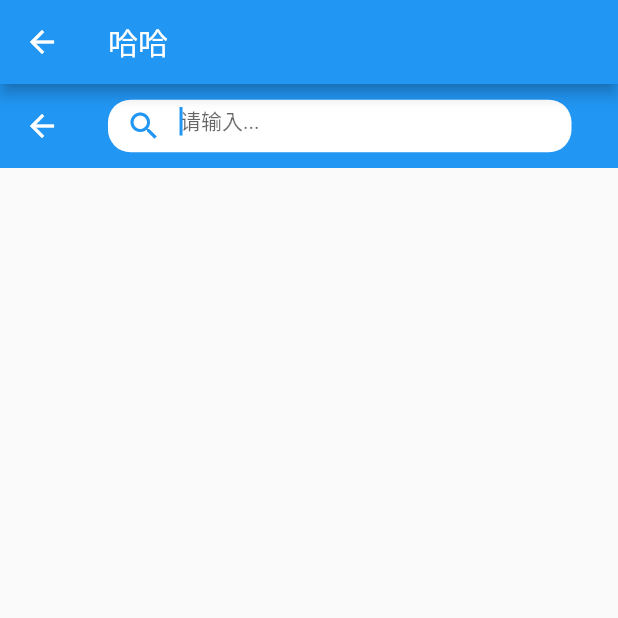
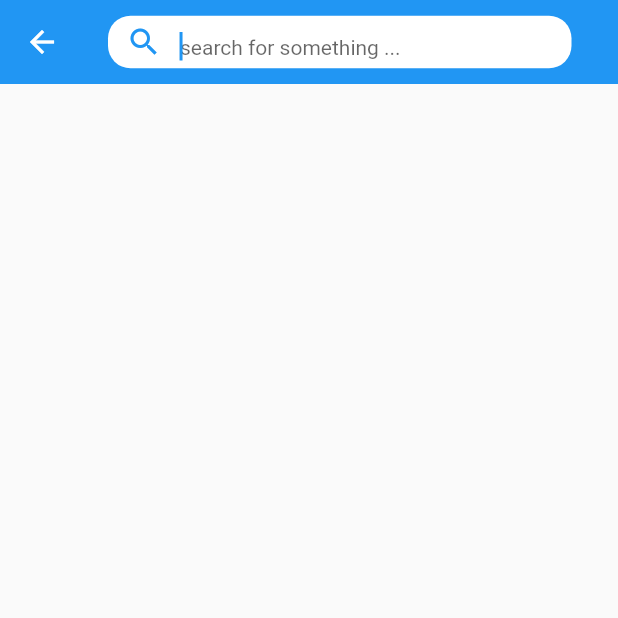
Before and after one commit to liuzhenli/cc-music, a Flutter app: the SearchPage screen opened directly, on a phone screen of 412 x 824 dp, the top half of it. Run offline on Flutter 3.47's test engine with Material 2 defaults, Android fonts, the phone set to English and light mode, and no system bars; our stand-ins replace dio, flutter_smart_dialog, flutter_svg, get, get_storage, retrofit; missing offline and left inert: flutter_toolkit_easy; accounts and stored records are empty; generated files the repository leaves out were written again.

```diff
--- a/lib/pages/search/view.dart
+++ b/lib/pages/search/view.dart
@@ -13,7 +13,6 @@ class SearchPage extends StatelessWidget {
   @override
   Widget build(BuildContext context) {
     return Scaffold(
-      appBar: AppBar(title: Text("哈哈")),
       body: CustomScrollView(
         slivers: <Widget>[
           _buildSliverAppBar(),
--- a/lib/pages/search/widget/app_search_bar.dart
+++ b/lib/pages/search/widget/app_search_bar.dart
@@ -1,5 +1,9 @@
 import 'package:flutter/cupertino.dart';
 import 'package:flutter/material.dart';
+import 'package:get/get.dart';
+import 'package:get/get_core/src/get_main.dart';
+import 'package:music/pages/search/logic.dart';
+import 'package:music/pages/search/state.dart';
 
 class AppSearchBar extends StatefulWidget {
   const AppSearchBar({Key? key}) : super(key: key);
@@ -9,10 +13,14 @@ class AppSearchBar extends StatefulWidget {
 }
 
 class _AppSearchBarState extends State<AppSearchBar> {
+  final logic = Get.put(SearchLogic());
+  final state = Get.find<SearchLogic>().state;
+
   final TextEditingController _controller = TextEditingController(); //文本控制器
 
   @override
   Widget build(BuildContext context) {
+    return GetBuilder<SearchLogic>(builder: (logic) {
       return Stack(
         alignment: Alignment.centerRight,
         children: [
@@ -30,9 +38,9 @@ class _AppSearchBarState extends State<AppSearchBar> {
                       borderSide: BorderSide.none,
                       borderRadius: BorderRadius.all(Radius.circular(15)),
                     ),
-                  hintText: "请输入...",
+                    hintText: "search for something ...",
                     hintStyle: TextStyle(fontSize: 14)),
-              onChanged: _doSearch,
+                onChanged: logic.search,
                 onSubmitted: (str) {
                   //提交后,收起键盘
                   FocusScope.of(context).requestFocus(FocusNode());
@@ -41,10 +49,11 @@ class _AppSearchBarState extends State<AppSearchBar> {
           _buildClearIcon()
         ],
       );
+    });
   }
 
   void _doSearch(String str) {
-
+    print(str);
   }
 
   @override
--- a/lib/utils/net/address.dart
+++ b/lib/utils/net/address.dart
@@ -2,5 +2,5 @@ class Address {
   static const String baseUrl =
       "http://www.kuwo.cn";
   static const String search =
-      "/api/www/search/searchKey?key=%E6%88%91&_=1650266933011";
+      "/api/www/search/searchKey";
 }
```
Also changed, not shown: lib/pages/search/logic.dart (+16 -0 lines), lib/utils/net/rest_client.g.dart. Lines whose indentation alone changed are shown as unchanged.
